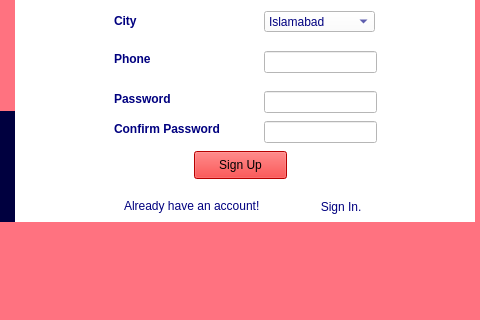
Above: Forms/login.ui from Arch-Frost/OneBlood before the change; both pictures show x 376 to 856 and y 269 to 589 of the 955 by 589 pixel window. Below: the same form after it.
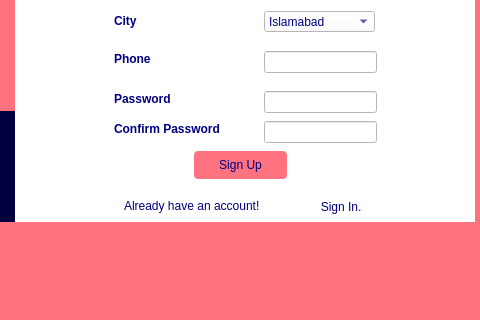
That is the form after the change. The open tabs and pages were chosen to show the change. Icons and pictures are not drawn.

What changed in the file:
```diff
--- a/Forms/login.ui
+++ b/Forms/login.ui
@@ -10,6 +10,18 @@
     <height>589</height>
    </rect>
   </property>
+  <property name="minimumSize">
+   <size>
+    <width>955</width>
+    <height>589</height>
+   </size>
+  </property>
+  <property name="maximumSize">
+   <size>
+    <width>955</width>
+    <height>589</height>
+   </size>
+  </property>
   <property name="windowTitle">
    <string>MainWindow</string>
   </property>
@@ -418,10 +430,11 @@
        </rect>
       </property>
       <property name="styleSheet">
-       <string notr="true">background-color: rgb(85, 255, 0);
-background-color: rgb(255, 0, 0);
-color: rgb(0, 0, 0);
-font: 9pt &quot;Segoe UI&quot;;</string>
+       <string notr="true">background-color: rgb(255, 114, 128);
+gridline-color: rgb(255, 0, 0);
+color: rgb(0, 0, 127);
+font: 700 9pt &quot;Segoe UI&quot;;
+border-radius: 4px 4px 4px 4px;</string>
       </property>
       <property name="text">
        <string>Sign Up</string>
```
Left out of the diff: 25 changed lines with no effect on the pictures.
